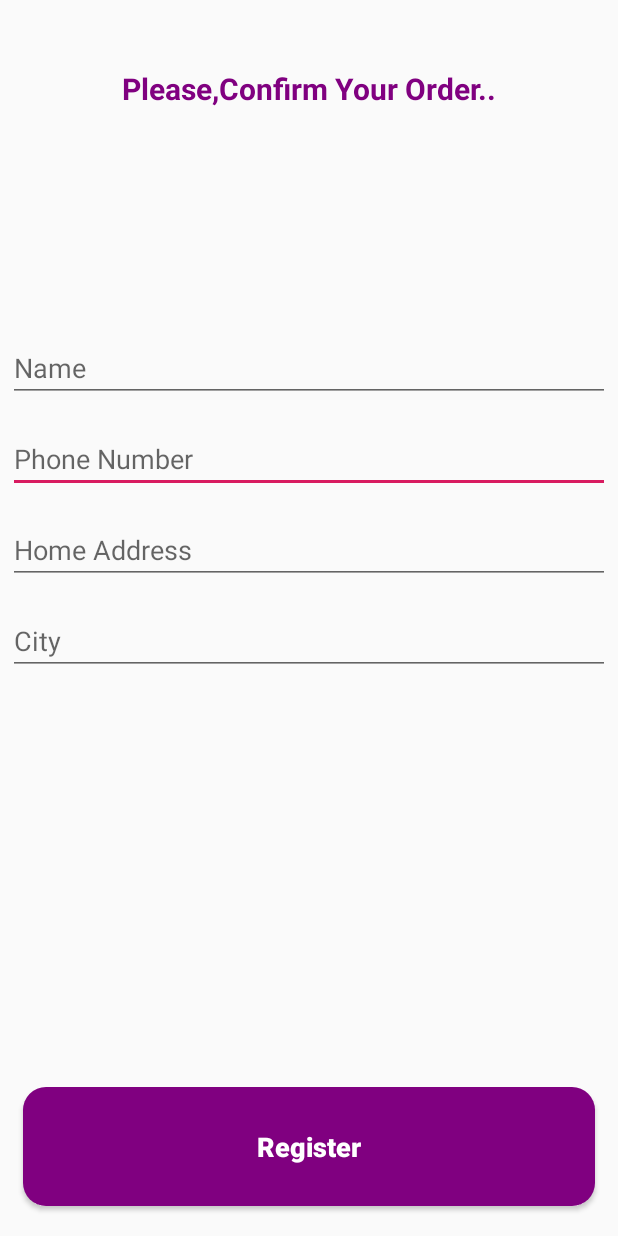
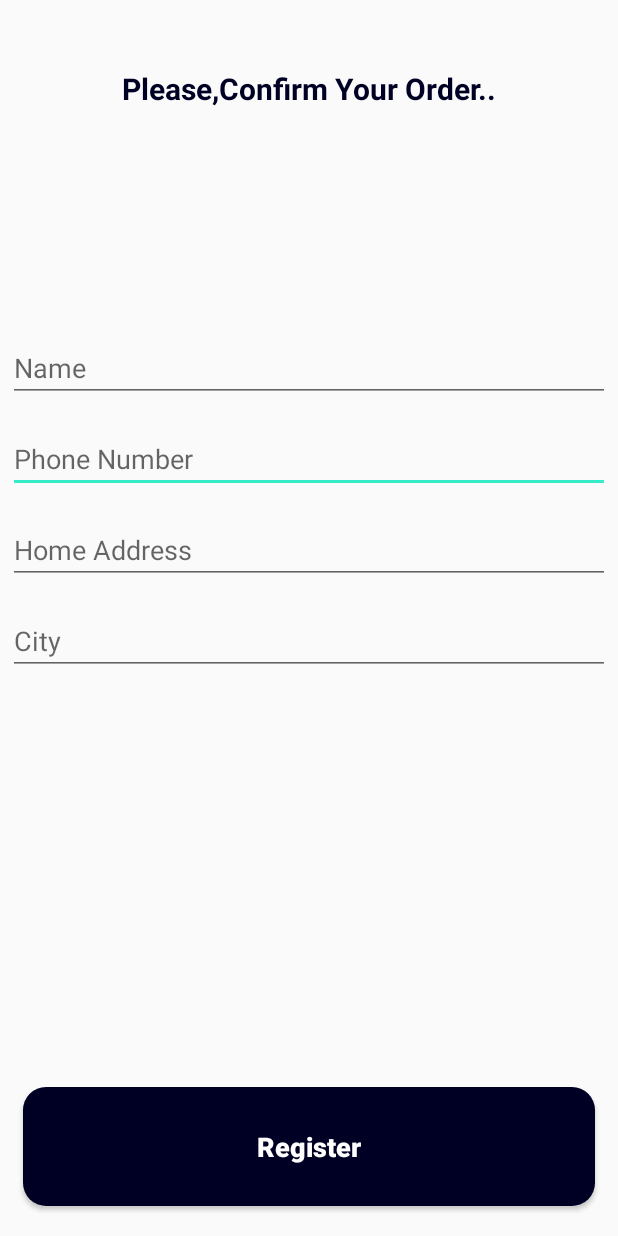
Before and after one commit to gn51beproject/BachatBazar, an Android app: the ConfirmFinalOrdersActivity screen opened directly, with no data from a screen before it, on a phone screen of 412 x 824 dp. Run offline under Robolectric (Android 15) with nearby library versions, the phone set to English and light mode, and no system bars; our stand-ins replace Firebase (no records; nobody signed in at launch, a user with empty details on screens opened directly).

Commit message:
Colors and Logo Changed.

```diff
--- a/app/src/main/AndroidManifest.xml
+++ b/app/src/main/AndroidManifest.xml
@@ -1,6 +1,7 @@
 <?xml version="1.0" encoding="utf-8"?>
 <manifest xmlns:android="http://schemas.android.com/apk/res/android"
     xmlns:dist="http://schemas.android.com/apk/distribution"
+    xmlns:tools="http://schemas.android.com/tools"
     package="com.example.ecommerce">
     <uses-permission android:name="android.permission.INTERNET"/>
     <uses-permission android:name="android.permission.RECORD_AUDIO"/>
@@ -14,9 +15,9 @@
         android:allowBackup="true"
         android:icon="@mipmap/ic_launcher"
         android:label="@string/app_name"
-        android:roundIcon="@mipmap/ic_launcher_round"
         android:supportsRtl="true"
-        android:theme="@style/AppTheme">
+        android:theme="@style/AppTheme"
+        tools:ignore="GoogleAppIndexingWarning">
         <activity android:name=".HomeOrders"></activity>
         <activity android:name=".UserOrdersActivity" />
         <activity android:name=".MyOrdersActivity" />
--- a/app/src/main/res/values/colors.xml
+++ b/app/src/main/res/values/colors.xml
@@ -1,6 +1,6 @@
 <?xml version="1.0" encoding="utf-8"?>
 <resources>
-    <color name="colorPrimary">#BF007A</color>
-    <color name="colorPrimaryDark">#800080</color>
-    <color name="colorAccent">#D81B60</color>
+    <color name="colorPrimary">#111f4c</color>
+    <color name="colorPrimaryDark">#000025</color>
+    <color name="colorAccent">#36ebc7</color>
 </resources>
```
Also changed, not shown: app/src/main/ic_launcher-web.png, app/src/main/res/mipmap-hdpi/ic_launcher.png, app/src/main/res/mipmap-hdpi/ic_launcher_foreground.png, app/src/main/res/mipmap-hdpi/ic_launcher_round.png, app/src/main/res/mipmap-mdpi/ic_launcher.png, app/src/main/res/mipmap-mdpi/ic_launcher_foreground.png, app/src/main/res/mipmap-mdpi/ic_launcher_round.png, app/src/main/res/mipmap-xhdpi/ic_launcher.png, app/src/main/res/mipmap-xhdpi/ic_launcher_foreground.png, app/src/main/res/mipmap-xhdpi/ic_launcher_round.png, app/src/main/res/mipmap-xxhdpi/ic_launcher.png, app/src/main/res/mipmap-xxhdpi/ic_launcher_foreground.png, app/src/main/res/mipmap-xxhdpi/ic_launcher_round.png, app/src/main/res/mipmap-xxxhdpi/applogo.png (deleted), 3 more files, 1 other file.
